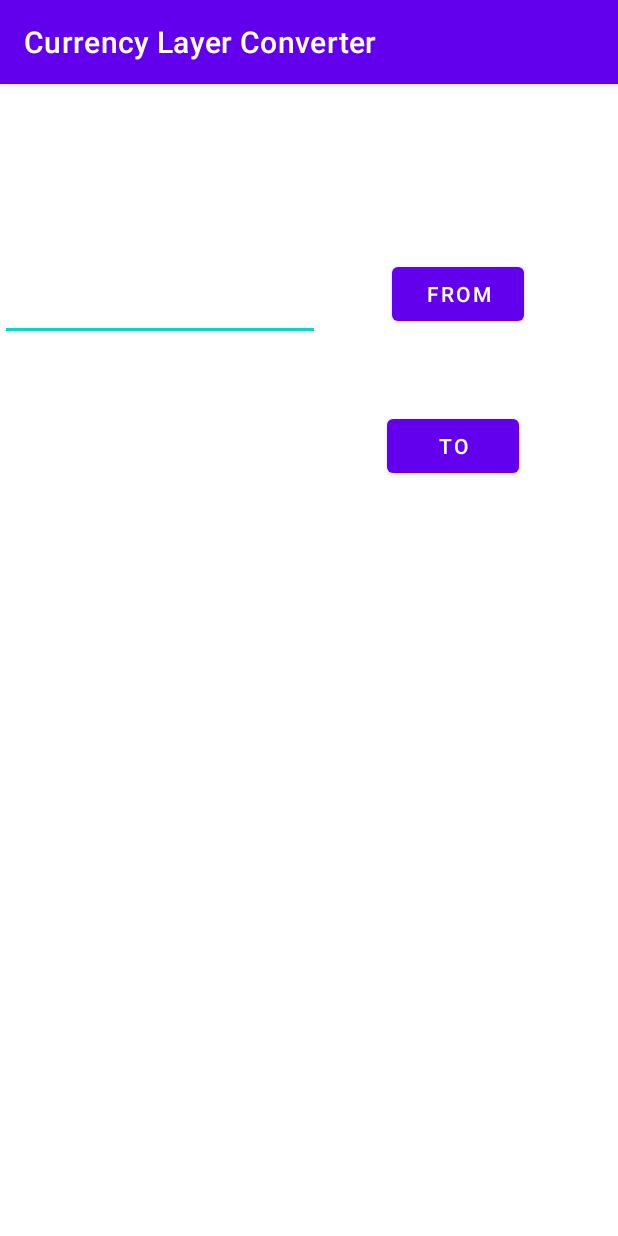
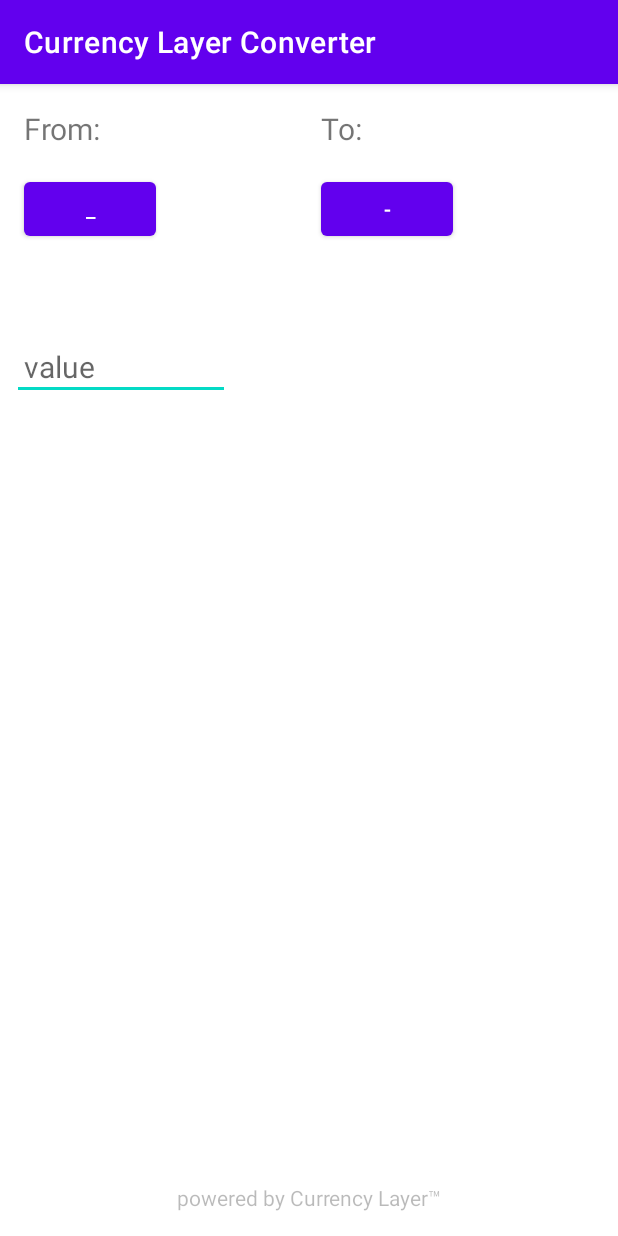
Before and after one commit to DQR-Tech/desafio-mobile, an Android app: the screen it shows after launch (MainActivity), on a phone screen of 412 x 824 dp. Run offline under Robolectric (Android 15) with nearby library versions, the phone set to English and light mode, and no system bars.

Commit message:
layout adjustments

```diff
--- a/app/src/main/java/br/com/dqrtech/currencylayerconverter/data/model/ConversionResponse.kt
+++ b/app/src/main/java/br/com/dqrtech/currencylayerconverter/data/model/ConversionResponse.kt
@@ -1,9 +1,10 @@
 package br.com.dqrtech.currencylayerconverter.data.model
 
 import com.google.gson.annotations.SerializedName
+import java.math.BigDecimal
 
 class ConversionResponse(
     success: Boolean,
     error: ErrorResponse?,
-    @field:SerializedName("quotes") val conversionRates: LinkedHashMap<String, Double>?
+    @field:SerializedName("quotes") val conversionRates: LinkedHashMap<String, BigDecimal>?
 ) : BaseResponse(success, error)
--- a/app/src/main/java/br/com/dqrtech/currencylayerconverter/data/model/ErrorResponse.kt
+++ b/app/src/main/java/br/com/dqrtech/currencylayerconverter/data/model/ErrorResponse.kt
@@ -1,3 +1,3 @@
 package br.com.dqrtech.currencylayerconverter.data.model
 
-class ErrorResponse(val code: Int, val info: String)
+data class ErrorResponse(val code: Int, val info: String)
--- a/app/src/main/java/br/com/dqrtech/currencylayerconverter/ui/main/adapter/CurrenciesAdapter.kt
+++ b/app/src/main/java/br/com/dqrtech/currencylayerconverter/ui/main/adapter/CurrenciesAdapter.kt
@@ -2,7 +2,6 @@ package br.com.dqrtech.currencylayerconverter.ui.main.adapter
 
 import android.app.Activity
 import android.content.Intent
-import android.net.Uri
 import android.view.LayoutInflater
 import android.view.View
 import android.view.ViewGroup
@@ -14,6 +13,7 @@ import kotlinx.android.synthetic.main.item_layout.view.*
 class CurrenciesAdapter (private val currencies: LinkedHashMap<String, String>) : RecyclerView.Adapter<DataViewHolder>() {
 
     lateinit var currencyAbbreviation : String
+    lateinit var currency : String
 
     class DataViewHolder(itemView: View) : RecyclerView.ViewHolder(itemView) {
         fun bind(currencyAbbreviation: String, currenctName: String) {
@@ -30,7 +30,11 @@ class CurrenciesAdapter (private val currencies: LinkedHashMap<String, String>)
         holder.bind(ArrayList<String>(currencies.keys).get(position), ArrayList<String>(currencies.values).get(position))
         holder.itemView.setOnClickListener {
             currencyAbbreviation = ArrayList<String>(currencies.keys).get(position)
-            (holder.itemView.context as Activity).setResult(Activity.RESULT_OK, Intent().putExtra("abbreviation", currencyAbbreviation))
+            currency = ArrayList<String>(currencies.values).get(position)
+            (holder.itemView.context as Activity).setResult(Activity.RESULT_OK, Intent()
+                .putExtra("abbreviation", currencyAbbreviation)
+                .putExtra("currency", currency)
+            )
             (holder.itemView.context as Activity).finish()
         }
     }
--- a/app/src/main/java/br/com/dqrtech/currencylayerconverter/ui/main/view/MainActivity.kt
+++ b/app/src/main/java/br/com/dqrtech/currencylayerconverter/ui/main/view/MainActivity.kt
@@ -16,13 +16,19 @@ import br.com.dqrtech.currencylayerconverter.ui.main.viewmodel.MainViewModel
 import br.com.dqrtech.currencylayerconverter.utils.CurrencyConverter
 import br.com.dqrtech.currencylayerconverter.utils.Status
 import kotlinx.android.synthetic.main.activity_main.*
+import java.math.BigDecimal
+import java.util.*
+import kotlin.collections.ArrayList
+
 
 class MainActivity : AppCompatActivity() {
     private lateinit var viewModel: MainViewModel
     private var abbreviation1 : String = ""
+    private var currency1: String = ""
+    private var currency2: String = ""
     private var abbreviation2 : String = ""
-    private var rate1: Double = 0.0
-    private var rate2: Double = 0.0
+    private var rate1: BigDecimal = BigDecimal.ZERO
+    private var rate2: BigDecimal = BigDecimal.ZERO
 
     override fun onCreate(savedInstanceState: Bundle?) {
         super.onCreate(savedInstanceState)
@@ -37,17 +43,15 @@ class MainActivity : AppCompatActivity() {
     }
 
     private fun setupUI() {
-        button.text = "from"
-        button.setOnClickListener {
+        btn_from.setOnClickListener {
             val intent = Intent(this, CurrenciesActivity::class.java)
             startActivityForResult(intent, 1)
         }
-        button2.text = "to"
-        button2.setOnClickListener {
+        btn_to.setOnClickListener {
             val intent = Intent(this, CurrenciesActivity::class.java)
             startActivityForResult(intent, 2)
         }
-        editTextNumberDecimal.addTextChangedListener(object: TextWatcher{
+        et_from_value.addTextChangedListener(object: TextWatcher{
             override fun beforeTextChanged(p0: CharSequence?, p1: Int, p2: Int, p3: Int) {
 
             }
@@ -58,7 +62,7 @@ class MainActivity : AppCompatActivity() {
 
             override fun afterTextChanged(p0: Editable?) {
                 if(p0!!.length == 0) {
-                    textView.text = ""
+                    tv_to_value.text = ""
                 }
             }
 
@@ -70,15 +74,20 @@ class MainActivity : AppCompatActivity() {
             it?.let {resource ->
                 when (resource.status) {
                     Status.SUCCESS -> {
-                        val lista = ArrayList<Double>(resource.data?.conversionRates?.values)
+                        val lista = ArrayList<BigDecimal>(resource.data?.conversionRates?.values)
                         rate1 = lista.get(0)
-                        rate2 = lista.get(1)
+                        if (lista.size > 1) {
+                            rate2 = lista.get(1)
+                        } else {
+                            rate2 = rate1
+                        }
+                        convertValues()
                     }
                     Status.ERROR -> {
                         Toast.makeText(this, it.message, Toast.LENGTH_LONG).show()
                     }
                     Status.LOADING -> {
-                        Toast.makeText(this, "Aguarde...", Toast.LENGTH_SHORT).show()
+                        Toast.makeText(this, "Loading...", Toast.LENGTH_SHORT).show()
                     }
                 }
             }
@@ -86,8 +95,8 @@ class MainActivity : AppCompatActivity() {
     }
 
     private fun convertValues() {
-        if(rate1 > 0.0 && rate2 > 0.0 && editTextNumberDecimal.text.length > 0) {
-            textView.text = CurrencyConverter.convert(editTextNumberDecimal.text.toString().toDouble(), rate1, rate2).toString()
+        if(rate1 > BigDecimal.ZERO && rate2 > BigDecimal.ZERO && et_from_value.text!!.length > 0) {
+            tv_to_value.text = String.format(Locale.getDefault(), CurrencyConverter.convert(et_from_value.text.toString().toBigDecimal(), rate1, rate2).toString())
         }
     }
 
@@ -96,18 +105,21 @@ class MainActivity : AppCompatActivity() {
         if (requestCode == 1) {
             if (resultCode == Activity.RESULT_OK) {
                 abbreviation1 = data?.getStringExtra("abbreviation")!!
-                button.text = abbreviation1
+                currency1 = data.getStringExtra("currency")!!
+                btn_from.text = abbreviation1
+                tv_from.text = currency1
             }
         }
         if (requestCode == 2) {
             if (resultCode == Activity.RESULT_OK) {
                 abbreviation2 = data?.getStringExtra("abbreviation")!!
-                button2.text = abbreviation2
+                currency2 = data.getStringExtra("currency")!!
+                btn_to.text = abbreviation2
+                tv_to.text = currency2
             }
         }
         if (abbreviation1.length == 3 && abbreviation2.length == 3) {
             setupObservers()
         }
-        convertValues()
     }
 }
--- a/app/src/main/java/br/com/dqrtech/currencylayerconverter/utils/CurrencyConverter.kt
+++ b/app/src/main/java/br/com/dqrtech/currencylayerconverter/utils/CurrencyConverter.kt
@@ -1,9 +1,13 @@
 package br.com.dqrtech.currencylayerconverter.utils
+
+import java.math.BigDecimal
+import java.math.RoundingMode
 
 class CurrencyConverter {
     companion object {
-        fun convert(value: Double, rateFrom: Double, rateTo: Double): Double {
-            return 1 / rateFrom * value * rateTo
+        fun convert(value: BigDecimal, rateFrom: BigDecimal, rateTo: BigDecimal): BigDecimal {
+            if (rateFrom.equals(rateTo)) return value;
+            return BigDecimal.ONE.divide(rateFrom, 20, RoundingMode.HALF_EVEN).multiply(value).multiply(rateTo).setScale(2, RoundingMode.HALF_EVEN)
         }
     }
 }
--- a/app/src/main/res/layout/activity_main.xml
+++ b/app/src/main/res/layout/activity_main.xml
@@ -1,63 +1,104 @@
 <?xml version="1.0" encoding="utf-8"?>
-<androidx.constraintlayout.widget.ConstraintLayout xmlns:android="http://schemas.android.com/apk/res/android"
-    xmlns:app="http://schemas.android.com/apk/res-auto"
+<LinearLayout xmlns:android="http://schemas.android.com/apk/res/android"
     xmlns:tools="http://schemas.android.com/tools"
     android:layout_width="match_parent"
     android:layout_height="match_parent"
-    tools:context=".ui.main.view.MainActivity">
+    tools:context=".ui.main.view.MainActivity"
+    android:orientation="vertical"
+    android:layout_margin="@dimen/default_margin">
+    <LinearLayout
+        android:layout_width="match_parent"
+        android:layout_height="0dp"
+        android:layout_weight="1"
+        android:orientation="horizontal"
+        android:baselineAligned="false">
 
-    <Button
-        android:id="@+id/button"
+        <LinearLayout
+            android:layout_width="0dp"
+            android:layout_height="match_parent"
+            android:layout_weight="1"
+            android:orientation="vertical">
+
+            <com.google.android.material.textview.MaterialTextView
+                android:id="@+id/tv_to_label"
+                android:layout_width="match_parent"
+                android:layout_height="wrap_content"
+                android:textSize="@dimen/default_label_size"
+                android:padding="@dimen/default_padding"
+                android:text="From:" />
+
+            <com.google.android.material.button.MaterialButton
+                android:id="@+id/btn_from"
                 android:layout_width="wrap_content"
                 android:layout_height="wrap_content"
-        android:layout_marginTop="116dp"
-        android:text="Button"
-        app:layout_constraintEnd_toEndOf="parent"
-        app:layout_constraintHorizontal_bias="0.458"
-        app:layout_constraintStart_toStartOf="@+id/guideline2"
-        app:layout_constraintTop_toTopOf="parent" />
+                android:layout_margin="@dimen/default_margin"
+                android:text="_" />
 
-    <Button
-        android:id="@+id/button2"
+            <com.google.android.material.textview.MaterialTextView
+                android:id="@+id/tv_from"
+                android:layout_width="match_parent"
+                android:layout_height="wrap_content"
+                android:padding="@dimen/default_padding"
+                android:lines="2"
+                tools:text="Brazillian Real" />
+
+            <com.google.android.material.textfield.TextInputEditText
+                android:id="@+id/et_from_value"
+                android:layout_width="145dp"
+                android:layout_height="44dp"
+                android:ems="10"
+                android:hint="value"
+                android:inputType="numberDecimal"
+                android:padding="@dimen/default_padding"
+                android:textSize="@dimen/default_label_size" />
+        </LinearLayout>
+        <LinearLayout
+            android:layout_width="0dp"
+            android:layout_height="match_parent"
+            android:layout_weight="1"
+            android:orientation="vertical">
+
+            <com.google.android.material.textview.MaterialTextView
+                android:id="@+id/tv_to2"
+                android:layout_width="match_parent"
+                android:layout_height="wrap_content"
+                android:textSize="@dimen/default_label_size"
+                android:padding="@dimen/default_padding"
+                android:text="To:" />
+
+            <com.google.android.material.button.MaterialButton
+                android:id="@+id/btn_to"
                 android:layout_width="wrap_content"
                 android:layout_height="wrap_content"
-        android:layout_marginEnd="16dp"
-        android:text="Button"
-        app:layout_constraintBottom_toBottomOf="parent"
-        app:layout_constraintEnd_toEndOf="parent"
-        app:layout_constraintStart_toStartOf="@+id/guideline2"
-        app:layout_constraintTop_toBottomOf="@+id/button"
-        app:layout_constraintVertical_bias="0.096" />
+                android:layout_margin="@dimen/default_margin"
+                android:text="-" />
 
-    <androidx.constraintlayout.widget.Guideline
-        android:id="@+id/guideline2"
+            <com.google.android.material.textview.MaterialTextView
+                android:id="@+id/tv_to"
+                android:layout_width="match_parent"
+                android:layout_height="wrap_content"
+                android:padding="@dimen/default_padding"
+                android:lines="2"
+                tools:text="United States Dollar" />
+
+            <com.google.android.material.textview.MaterialTextView
+                android:id="@+id/tv_to_value"
                 android:layout_width="wrap_content"
                 android:layout_height="wrap_content"
-        android:orientation="vertical"
-        app:layout_constraintGuide_begin="208dp" />
+                android:textSize="@dimen/default_label_size"
+                android:padding="@dimen/default_padding"/>
 
-    <EditText
-        android:id="@+id/editTextNumberDecimal"
-        android:layout_width="wrap_content"
+        </LinearLayout>
+    </LinearLayout>
+
+    <com.google.android.material.textview.MaterialTextView
+        android:id="@+id/tv_to_value2"
+        android:layout_width="match_parent"
         android:layout_height="wrap_content"
-        android:ems="10"
-        android:inputType="numberDecimal"
-        app:layout_constraintBottom_toBottomOf="parent"
-        app:layout_constraintEnd_toEndOf="parent"
-        app:layout_constraintHorizontal_bias="0.0"
-        app:layout_constraintStart_toStartOf="parent"
-        app:layout_constraintTop_toTopOf="parent"
-        app:layout_constraintVertical_bias="0.174" />
+        android:alpha="0.5"
+        android:gravity="center_horizontal"
+        android:padding="@dimen/default_padding"
+        android:text="powered by Currency Layer™"/>
 
-    <TextView
-        android:id="@+id/textView"
-        android:layout_width="wrap_content"
-        android:layout_height="wrap_content"
-        app:layout_constraintBottom_toBottomOf="parent"
-        app:layout_constraintEnd_toEndOf="parent"
-        app:layout_constraintHorizontal_bias="0.212"
-        app:layout_constraintStart_toStartOf="parent"
-        app:layout_constraintTop_toBottomOf="@+id/editTextNumberDecimal"
-        app:layout_constraintVertical_bias="0.144" />
 
-</androidx.constraintlayout.widget.ConstraintLayout>
+</LinearLayout>
--- a/app/src/main/res/mipmap-anydpi-v26/ic_launcher.xml
+++ /dev/null
@@ -1,5 +0,0 @@
-<?xml version="1.0" encoding="utf-8"?>
-<adaptive-icon xmlns:android="http://schemas.android.com/apk/res/android">
-    <background android:drawable="@drawable/ic_launcher_background" />
-    <foreground android:drawable="@drawable/ic_launcher_foreground" />
-</adaptive-icon>
--- /dev/null
+++ b/app/src/main/res/values/dimens.xml
@@ -0,0 +1,6 @@
+<?xml version="1.0" encoding="utf-8"?>
+<resources>
+    <dimen name="default_margin">8dp</dimen>
+    <dimen name="default_padding">8dp</dimen>
+    <dimen name="default_label_size">20sp</dimen>
+</resources>
```
Also changed, not shown: app/src/main/res/mipmap-hdpi/ic_launcher.png, app/src/main/res/mipmap-hdpi/ic_launcher_round.png, app/src/main/res/mipmap-mdpi/ic_launcher.png, app/src/main/res/mipmap-mdpi/ic_launcher_round.png, app/src/main/res/mipmap-xhdpi/ic_launcher.png, app/src/main/res/mipmap-xhdpi/ic_launcher_round.png, app/src/main/res/mipmap-xxhdpi/ic_launcher.png, app/src/main/res/mipmap-xxhdpi/ic_launcher_round.png, app/src/main/res/mipmap-xxxhdpi/ic_launcher.png, app/src/main/res/mipmap-xxxhdpi/ic_launcher_round.png. Lines whose indentation alone changed are shown as unchanged.
